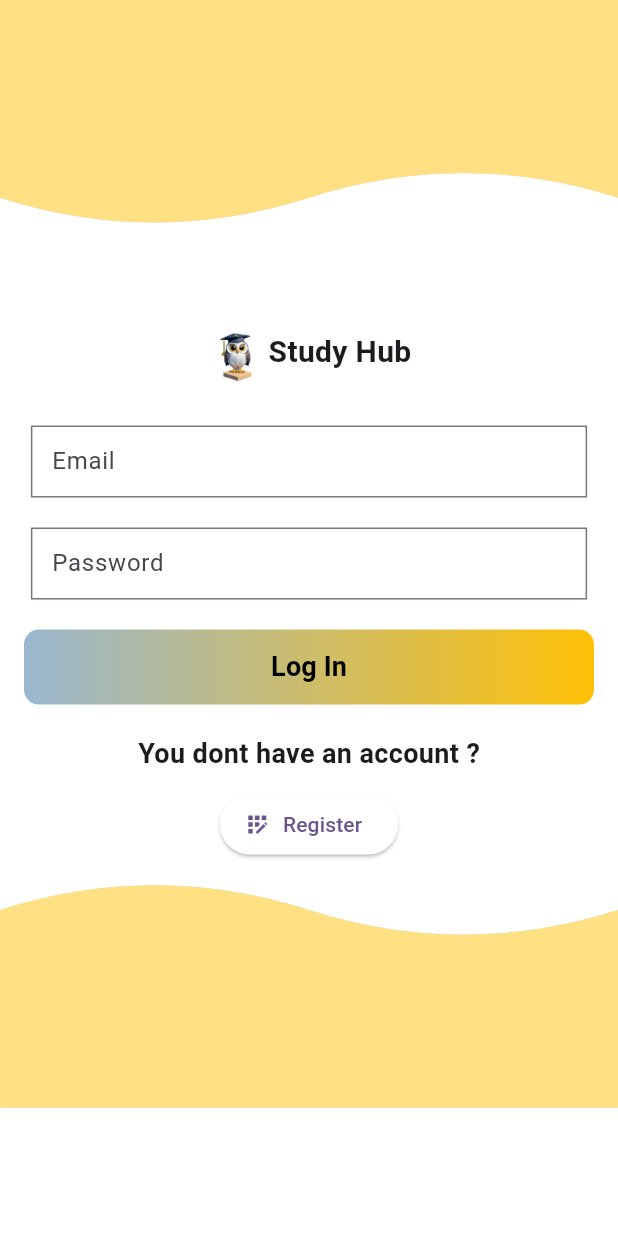
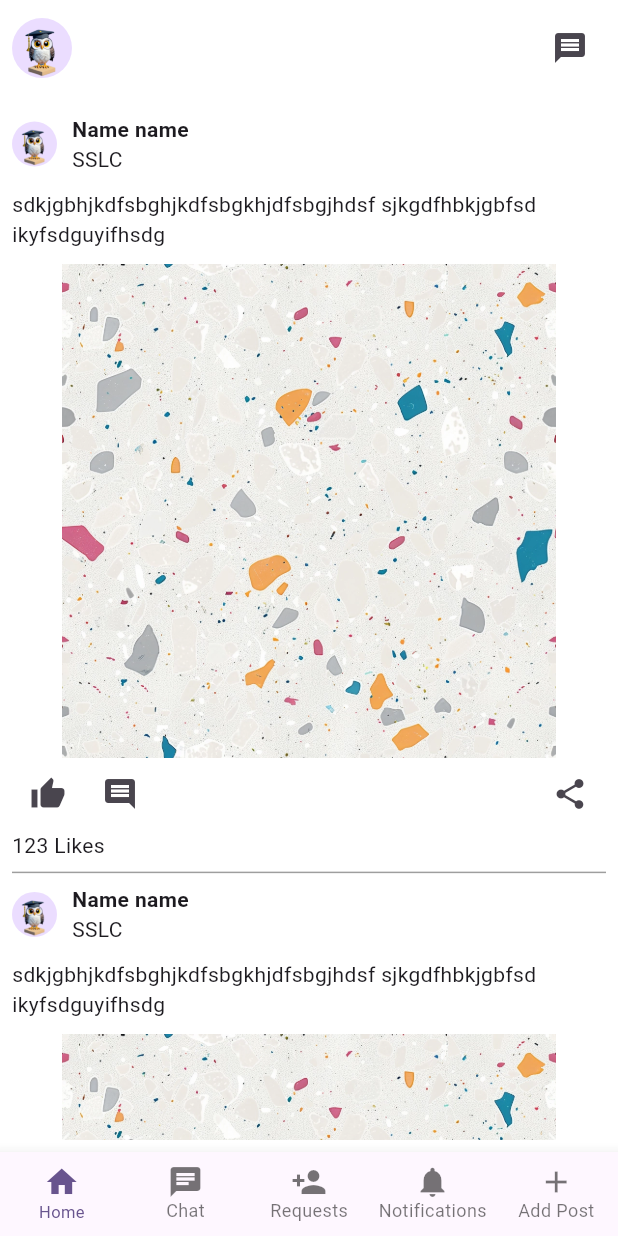
Before and after one commit to AdarshPB96/StudyHub, a Flutter app: the screen it shows after launch, on a phone screen of 412 x 824 dp. Run offline on Flutter 3.47's test engine with Material 3 defaults, Android fonts, the phone set to English and light mode, and no system bars; our stand-ins replace csc_picker, file_picker.

Commit message:
ui-home, post & server auth apis

```diff
--- a/lib/core/common/custom_widgets.dart
+++ b/lib/core/common/custom_widgets.dart
@@ -71,11 +71,7 @@ class CustomElevatedButton extends StatelessWidget {
       height: 50,
       width: double.infinity,
       decoration: BoxDecoration(
-        gradient: const LinearGradient(
-          colors: [Color(0xFF99B7CF), Colors.amber],
-          begin: Alignment.centerLeft,
-          end: Alignment.centerRight,
-        ),
+     gradient: GlobalVariables.gradient,
         borderRadius: BorderRadius.circular(10.0),
       ),
       child: ElevatedButton(
--- a/lib/core/constants/global_variables.dart
+++ b/lib/core/constants/global_variables.dart
@@ -16,4 +16,9 @@ class GlobalVariables {
   static const width30 = SizedBox(width: 30);
   static const width40 = SizedBox(width: 40);
   static const width50 = SizedBox(width: 50);
+  static const gradient =  LinearGradient(
+            colors: [Color(0xFF99B7CF), Colors.amber],
+            begin: Alignment.centerLeft,
+            end: Alignment.centerRight,
+          );
 }
--- a/lib/main.dart
+++ b/lib/main.dart
@@ -1,8 +1,10 @@
 import 'package:flutter/material.dart';
 import 'package:provider/provider.dart';
 import 'package:studyhub/core/constants/global_variables.dart';
+import 'package:studyhub/domain/provider/post_provider.dart';
 import 'package:studyhub/domain/provider/register_provider.dart';
 import 'package:studyhub/screens/login/login_screen.dart';
+import 'package:studyhub/screens/main_screen.dart';
 
 void main() {
   runApp(const MyApp());
@@ -18,7 +20,8 @@ class MyApp extends StatelessWidget {
       providers: [
         ChangeNotifierProvider(
           create: (context) => RegisterProvider(),
-        )
+        ),
+        ChangeNotifierProvider(create: (context) => PostProvider(),)
       ],
       child: MaterialApp(
         title: 'Flutter Demo',
@@ -31,7 +34,7 @@ class MyApp extends StatelessWidget {
           colorScheme: ColorScheme.fromSeed(seedColor: Colors.deepPurple),
           useMaterial3: true,
         ),
-        home: const LoginScreen(),
+        home: const MainSCreen(),
       ),
     );
   }
--- /dev/null
+++ b/lib/screens/home/home_screen.dart
@@ -0,0 +1,105 @@
+import 'package:flutter/material.dart';
+import 'package:studyhub/core/constants/global_variables.dart';
+
+class HomeScreen extends StatelessWidget {
+  static void navigate(BuildContext context) {
+    Navigator.push(
+      context,
+      MaterialPageRoute(builder: (context) => const HomeScreen()),
+    );
+  }
+
+  const HomeScreen({super.key});
+
+  @override
+  Widget build(BuildContext context) {
+    final h = MediaQuery.of(context).size.height;
+    final w = MediaQuery.of(context).size.width;
+    return SafeArea(
+      child: Scaffold(
+        body: Padding(
+          padding: const EdgeInsets.all(8.0),
+          child: SingleChildScrollView(
+            child: Column(
+              children: [
+                Row(
+                  children: [
+                    CircleAvatar(
+                      child: Image.asset('assets/images/iconowl.png'),
+                    ),
+                    Spacer(),
+                    IconButton(onPressed: () {}, icon: Icon(Icons.message))
+                  ],
+                ),
+                GlobalVariables.height20,
+                ListView.separated(
+                    physics: NeverScrollableScrollPhysics(),
+                    shrinkWrap: true,
+                    itemBuilder: (context, index) {
+                      return Column(
+                        crossAxisAlignment: CrossAxisAlignment.start,
+                        children: [
+                          Row(
+                            children: [
+                              CircleAvatar(
+                                child: Image.asset('assets/images/iconowl.png'),
+                                radius: 15,
+                              ),
+                              GlobalVariables.width10,
+                              Column(
+                                crossAxisAlignment: CrossAxisAlignment.start,
+                                children: [
+                                  Text(
+                                    "Name name",
+                                    style:
+                                        TextStyle(fontWeight: FontWeight.bold),
+                                  ),
+                                  Text(
+                                    "SSLC",
+                                  ),
+                                ],
+                              )
+                            ],
+                          ),
+                          GlobalVariables.height10,
+                          Text(
+                              'sdkjgbhjkdfsbghjkdfsbgkhjdfsbgjhdsf sjkgdfhbkjgbfsd ikyfsdguyifhsdg'),
+                          GlobalVariables.height10,
+                          SizedBox(
+                            height: h * 0.4,
+                            width: double.infinity,
+                            child: Image.asset(
+                              'assets/images/0_3 (1).webp',
+                              fit: BoxFit.contain,
+                            ),
+                          ),
+                          Row(
+                            children: [
+                              IconButton(
+                                  onPressed: () {}, icon: Icon(Icons.thumb_up)),
+                              IconButton(
+                                  onPressed: () {}, icon: Icon(Icons.comment)),
+                              Spacer(),
+                              IconButton(
+                                  onPressed: () {}, icon: Icon(Icons.share)),
+                            ],
+                          ),
+                          Text('123 Likes'),
+                        ],
+                      );
+                    },
+                    separatorBuilder: (context, index) {
+                      return Divider(
+                        color: Colors.grey,
+                        thickness: 1,
+                      );
+                    },
+                    itemCount: 10)
+              ],
+            ),
+          ),
+        ),
+      ),
+    );
+  }
+}
--- a/lib/screens/login/login_screen.dart
+++ b/lib/screens/login/login_screen.dart
@@ -1,7 +1,7 @@
 import 'package:flutter/material.dart';
-import 'package:studyhub/core/common/clipper_widget.dart';
 import 'package:studyhub/core/common/custom_widgets.dart';
 import 'package:studyhub/core/constants/global_variables.dart';
+import 'package:studyhub/screens/home/home_screen.dart';
 import 'package:studyhub/screens/register/register_screen.dart';
 
 class MyWidget extends StatelessWidget {
@@ -90,6 +90,7 @@ class LoginScreen extends StatelessWidget {
                     padding: const EdgeInsets.symmetric(horizontal: 16),
                     child: CustomElevatedButton(
                         onTap: () {
+                          HomeScreen.navigate(context);
                           if (signupFormkey.currentState!.validate()) {
                             print('Validateeeeeeeeeeeeeeeeeedddddd');
                           }
@@ -114,7 +115,7 @@ class LoginScreen extends StatelessWidget {
                       },
                       icon: Icon(Icons.app_registration),
                       label: Text('Register')),
-                  CustomShapedContainer()
+                  const CustomShapedContainer()
                 ],
               ),
             ],
@@ -184,7 +185,7 @@ class CustomShapedContainerTop extends StatelessWidget {
       clipper: CustomShapeClipperTop(),
       child: Container(
         decoration: BoxDecoration(
-          color: Colors.amber.shade200,
+          gradient: GlobalVariables.gradient,
           boxShadow: [
             BoxShadow(
               color: Colors.grey.withOpacity(0.5),
@@ -230,7 +231,7 @@ class CustomShapedContainer extends StatelessWidget {
       clipper: CustomShapeClipper(),
       child: Container(
         decoration: BoxDecoration(
-          color: Colors.amber.shade200,
+          gradient: GlobalVariables.gradient,
           boxShadow: [
             BoxShadow(
               color: Colors.grey.withOpacity(0.5),
--- /dev/null
+++ b/lib/screens/main_screen.dart
@@ -0,0 +1,90 @@
+import 'package:file_picker/file_picker.dart';
+import 'package:flutter/material.dart';
+import 'package:studyhub/screens/add_post/add_post_screen.dart';
+import 'package:studyhub/screens/chats/chat_screen.dart';
+import 'package:studyhub/screens/home/home_screen.dart';
+
+class MainSCreen extends StatefulWidget {
+  const MainSCreen({super.key});
+
+  @override
+  State<MainSCreen> createState() => _MainSCreenState();
+}
+
+class _MainSCreenState extends State<MainSCreen> {
+  int currentIndex = 0;
+
+  final List<Widget> screens = [
+    HomeScreen(),
+    ChatScreen(),
+    FriendRequestsScreen(),
+    NotificationsScreen(),
+    AddPostScreen()
+  ];
+  @override
+  Widget build(BuildContext context) {
+    return Scaffold(
+      body: IndexedStack(index: currentIndex, children: screens),
+      bottomNavigationBar: BottomNavigationBar(
+        type: BottomNavigationBarType.fixed,
+        selectedFontSize: 11,
+        items: [
+          BottomNavigationBarItem(
+            icon: Icon(Icons.home),
+            label: 'Home',
+          ),
+          BottomNavigationBarItem(
+            icon: Icon(Icons.chat),
+            label: 'Chat',
+          ),
+          BottomNavigationBarItem(
+            icon: Icon(Icons.person_add),
+            label: 'Requests',
+          ),
+          BottomNavigationBarItem(
+            icon: Icon(Icons.notifications),
+            label: 'Notifications',
+          ),
+          BottomNavigationBarItem(
+            icon: Icon(Icons.add),
+            label: 'Add Post',
+          ),
+        ],
+        currentIndex: currentIndex,
+        onTap: (index) {
+          setState(() {
+            currentIndex = index;
+          });
+        },
+      ),
+    );
+  }
+}
+
+class FriendRequestsScreen extends StatelessWidget {
+  @override
+  Widget build(BuildContext context) {
+    return Scaffold(
+      appBar: AppBar(
+        title: Text('Friend Requests Screen'),
+      ),
+      body: Center(
+        child: Text('Friend Requests Screen'),
+      ),
+    );
+  }
+}
+
+class NotificationsScreen extends StatelessWidget {
+  @override
+  Widget build(BuildContext context) {
+    return Scaffold(
+      appBar: AppBar(
+        title: Text('Notifications Screen'),
+      ),
+      body: Center(
+        child: Text('Notifications Screen'),
+      ),
+    );
+  }
+}
--- a/pubspec.yaml
+++ b/pubspec.yaml
@@ -30,6 +30,7 @@ environment:
 dependencies:
   csc_picker: ^0.2.7
   cupertino_icons: ^1.0.2
+  file_picker: ^8.0.0+1
   flutter:
     sdk: flutter
   provider: ^6.1.2
```
Also changed, not shown: lib/domain/provider/post_provider.dart (added, +27 -0 lines), lib/screens/add_post/add_post_screen.dart (added, +136 -0 lines), lib/screens/chats/chat_screen.dart (added, +80 -0 lines), lib/screens/register/register_screen.dart (+24 -1 lines), pubspec.lock, 8 other files.
